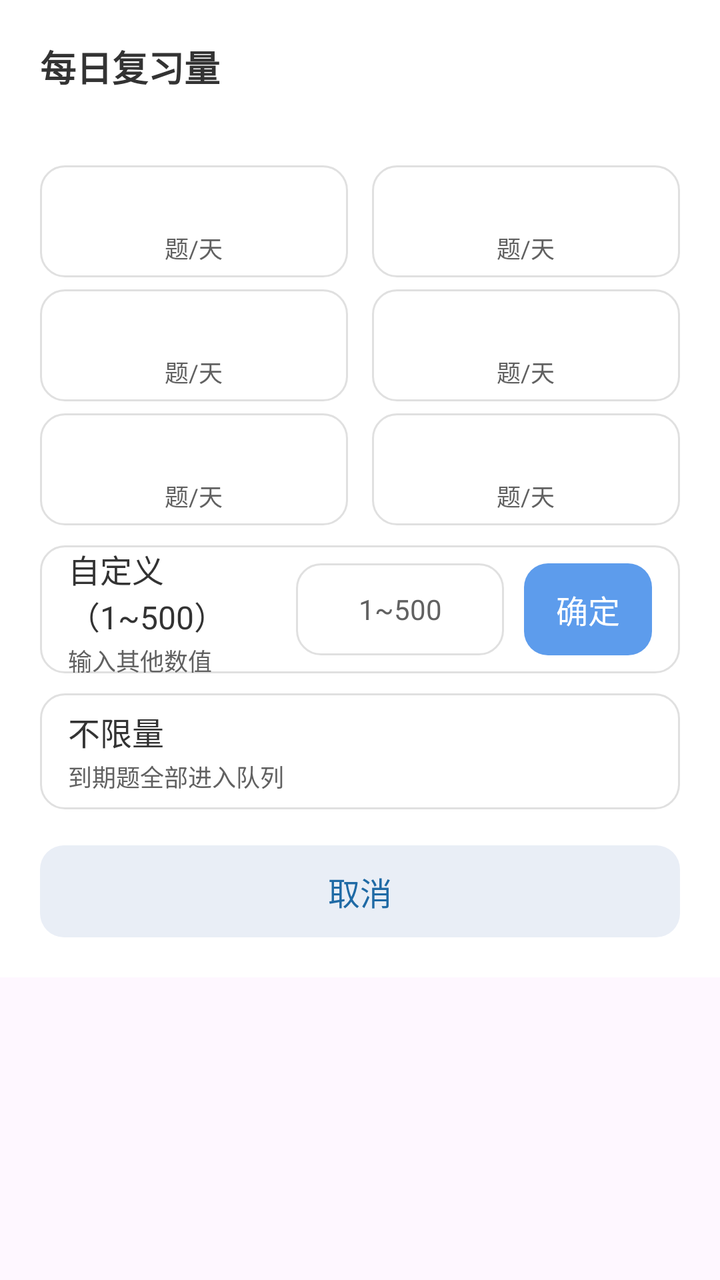
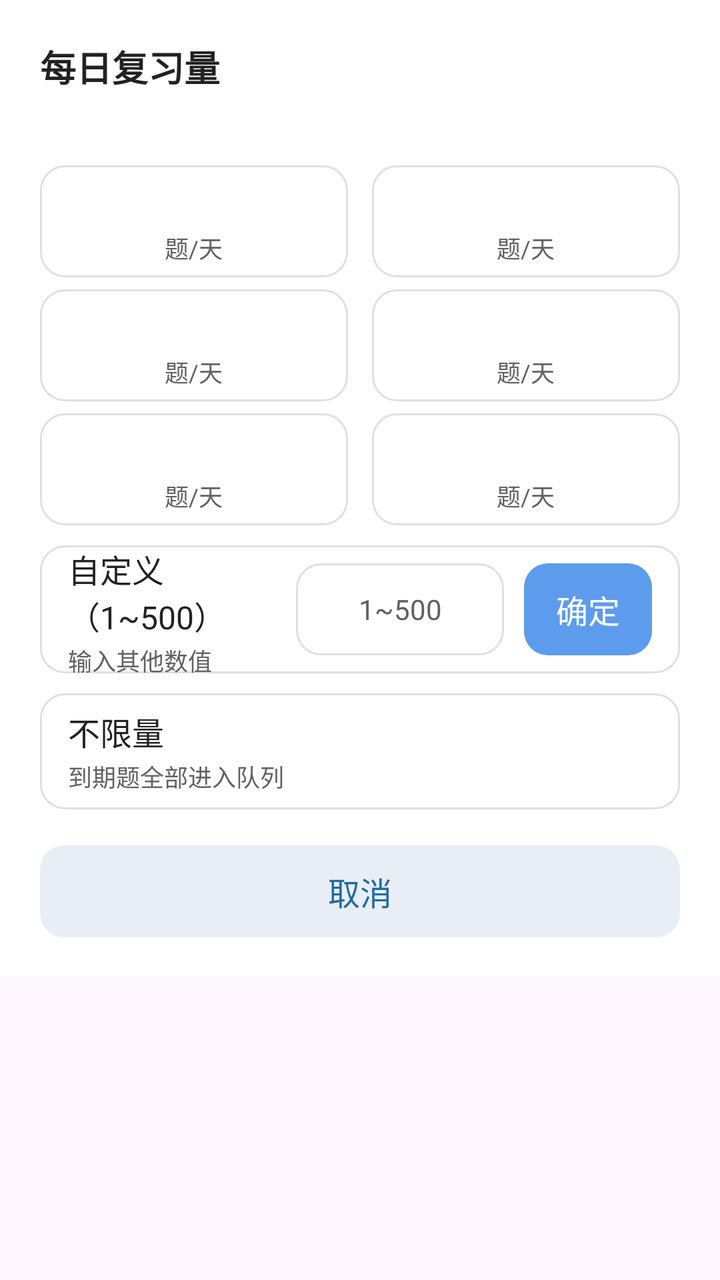

An Android layout rendered at two revisions. The XML below is the earlier revision; the diff shows what the commit changed to produce the second picture.
<!-- AndroidManifest.xml: application theme Theme.Demo -->
<!-- res/layout/dialog_budget.xml -->
<?xml version="1.0" encoding="utf-8"?>
<androidx.core.widget.NestedScrollView xmlns:android="http://schemas.android.com/apk/res/android"
    android:layout_width="match_parent"
    android:layout_height="wrap_content"
    android:fillViewport="false">

    <LinearLayout
        android:layout_width="match_parent"
        android:layout_height="wrap_content"
        android:orientation="vertical"
        android:background="@color/home_card"
        android:padding="20dp">

    <TextView
        android:id="@+id/tv_budget_title"
        android:layout_width="match_parent"
        android:layout_height="wrap_content"
        android:text="每日复习量"
        android:textSize="@dimen/text_size_title"
        android:textStyle="bold"
        android:textColor="@color/home_text_primary" />

    <TextView
        android:id="@+id/tv_budget_current"
        android:layout_width="match_parent"
        android:layout_height="wrap_content"
        android:layout_marginTop="4dp"
        android:textSize="@dimen/text_size_caption"
        android:textColor="@color/home_text_secondary" />

    
    <LinearLayout
        android:layout_width="match_parent"
        android:layout_height="wrap_content"
        android:orientation="horizontal"
        android:layout_marginTop="16dp">

        <LinearLayout
            android:id="@+id/chip_0"
            android:layout_width="0dp"
            android:layout_height="56dp"
            android:layout_weight="1"
            android:layout_marginEnd="6dp"
            android:orientation="vertical"
            android:gravity="center"
            android:background="@drawable/bg_budget_option_normal"
            android:clickable="true"
            android:focusable="true"
            android:foreground="?attr/selectableItemBackground">

            <TextView
                android:id="@+id/chip_num_0"
                android:layout_width="wrap_content"
                android:layout_height="wrap_content"
                android:textSize="@dimen/text_size_title"
                android:textStyle="bold"
                android:textColor="@color/home_text_primary" />

            <TextView
                android:layout_width="wrap_content"
                android:layout_height="wrap_content"
                android:layout_marginTop="2dp"
                android:text="题/天"
                android:textSize="@dimen/text_size_caption"
                android:textColor="@color/home_text_secondary" />
        </LinearLayout>

        <LinearLayout
            android:id="@+id/chip_1"
            android:layout_width="0dp"
            android:layout_height="56dp"
            android:layout_weight="1"
            android:layout_marginStart="6dp"
            android:orientation="vertical"
            android:gravity="center"
            android:background="@drawable/bg_budget_option_normal"
            android:clickable="true"
            android:focusable="true"
            android:foreground="?attr/selectableItemBackground">

            <TextView
                android:id="@+id/chip_num_1"
                android:layout_width="wrap_content"
                android:layout_height="wrap_content"
                android:textSize="@dimen/text_size_title"
                android:textStyle="bold"
                android:textColor="@color/home_text_primary" />

            <TextView
                android:layout_width="wrap_content"
                android:layout_height="wrap_content"
                android:layout_marginTop="2dp"
                android:text="题/天"
                android:textSize="@dimen/text_size_caption"
                android:textColor="@color/home_text_secondary" />
        </LinearLayout>
    </LinearLayout>

    <LinearLayout
        android:layout_width="match_parent"
        android:layout_height="wrap_content"
        android:orientation="horizontal"
        android:layout_marginTop="6dp">

        <LinearLayout
            android:id="@+id/chip_2"
            android:layout_width="0dp"
            android:layout_height="56dp"
            android:layout_weight="1"
            android:layout_marginEnd="6dp"
            android:orientation="vertical"
            android:gravity="center"
            android:background="@drawable/bg_budget_option_normal"
            android:clickable="true"
            android:focusable="true"
            android:foreground="?attr/selectableItemBackground">

            <TextView
                android:id="@+id/chip_num_2"
                android:layout_width="wrap_content"
                android:layout_height="wrap_content"
                android:textSize="@dimen/text_size_title"
                android:textStyle="bold"
                android:textColor="@color/home_text_primary" />

            <TextView
                android:layout_width="wrap_content"
                android:layout_height="wrap_content"
                android:layout_marginTop="2dp"
                android:text="题/天"
                android:textSize="@dimen/text_size_caption"
                android:textColor="@color/home_text_secondary" />
        </LinearLayout>

        <LinearLayout
            android:id="@+id/chip_3"
            android:layout_width="0dp"
            android:layout_height="56dp"
            android:layout_weight="1"
            android:layout_marginStart="6dp"
            android:orientation="vertical"
            android:gravity="center"
            android:background="@drawable/bg_budget_option_normal"
            android:clickable="true"
            android:focusable="true"
            android:foreground="?attr/selectableItemBackground">

            <TextView
                android:id="@+id/chip_num_3"
                android:layout_width="wrap_content"
                android:layout_height="wrap_content"
                android:textSize="@dimen/text_size_title"
                android:textStyle="bold"
                android:textColor="@color/home_text_primary" />

            <TextView
                android:layout_width="wrap_content"
                android:layout_height="wrap_content"
                android:layout_marginTop="2dp"
                android:text="题/天"
                android:textSize="@dimen/text_size_caption"
                android:textColor="@color/home_text_secondary" />
        </LinearLayout>
    </LinearLayout>

    <LinearLayout
        android:layout_width="match_parent"
        android:layout_height="wrap_content"
        android:orientation="horizontal"
        android:layout_marginTop="6dp">

        <LinearLayout
            android:id="@+id/chip_4"
            android:layout_width="0dp"
            android:layout_height="56dp"
            android:layout_weight="1"
            android:layout_marginEnd="6dp"
            android:orientation="vertical"
            android:gravity="center"
            android:background="@drawable/bg_budget_option_normal"
            android:clickable="true"
            android:focusable="true"
            android:foreground="?attr/selectableItemBackground">

            <TextView
                android:id="@+id/chip_num_4"
                android:layout_width="wrap_content"
                android:layout_height="wrap_content"
                android:textSize="@dimen/text_size_title"
                android:textStyle="bold"
                android:textColor="@color/home_text_primary" />

            <TextView
                android:layout_width="wrap_content"
                android:layout_height="wrap_content"
                android:layout_marginTop="2dp"
                android:text="题/天"
                android:textSize="@dimen/text_size_caption"
                android:textColor="@color/home_text_secondary" />
        </LinearLayout>

        <LinearLayout
            android:id="@+id/chip_5"
            android:layout_width="0dp"
            android:layout_height="56dp"
            android:layout_weight="1"
            android:layout_marginStart="6dp"
            android:orientation="vertical"
            android:gravity="center"
            android:background="@drawable/bg_budget_option_normal"
            android:clickable="true"
            android:focusable="true"
            android:foreground="?attr/selectableItemBackground">

            <TextView
                android:id="@+id/chip_num_5"
                android:layout_width="wrap_content"
                android:layout_height="wrap_content"
                android:textSize="@dimen/text_size_title"
                android:textStyle="bold"
                android:textColor="@color/home_text_primary" />

            <TextView
                android:layout_width="wrap_content"
                android:layout_height="wrap_content"
                android:layout_marginTop="2dp"
                android:text="题/天"
                android:textSize="@dimen/text_size_caption"
                android:textColor="@color/home_text_secondary" />
        </LinearLayout>
    </LinearLayout>

    
    <LinearLayout
        android:id="@+id/row_custom"
        android:layout_width="match_parent"
        android:layout_height="64dp"
        android:orientation="horizontal"
        android:gravity="center_vertical"
        android:layout_marginTop="10dp"
        android:paddingLeft="14dp"
        android:paddingRight="14dp"
        android:background="@drawable/bg_budget_option_normal"
        android:clickable="false"
        android:focusable="true"
        android:foreground="?attr/selectableItemBackground">

        <LinearLayout
            android:layout_width="0dp"
            android:layout_height="wrap_content"
            android:layout_weight="1"
            android:orientation="vertical">

            <TextView
                android:id="@+id/row_custom_title"
                android:layout_width="wrap_content"
                android:layout_height="wrap_content"
                android:text="自定义（1~500）"
                android:textSize="@dimen/text_size_emphasis"
                android:textColor="@color/home_text_primary" />

            <TextView
                android:id="@+id/row_custom_sub"
                android:layout_width="wrap_content"
                android:layout_height="wrap_content"
                android:layout_marginTop="2dp"
                android:text="输入其他数值"
                android:textSize="@dimen/text_size_caption"
                android:textColor="@color/home_text_secondary" />
        </LinearLayout>

        <EditText
            android:id="@+id/row_custom_input"
            android:layout_width="104dp"
            android:layout_height="46dp"
            android:gravity="center"
            android:inputType="number"
            android:maxLength="3"
            android:hint="1~500"
            android:textSize="@dimen/text_size_body"
            android:textColor="@color/home_text_primary"
            android:textColorHint="@color/home_text_secondary"
            android:background="@drawable/bg_budget_option_normal"
            android:paddingLeft="6dp"
            android:paddingRight="6dp" />

        <TextView
            android:id="@+id/btn_custom_confirm"
            android:layout_width="wrap_content"
            android:layout_height="46dp"
            android:layout_marginStart="10dp"
            android:paddingLeft="16dp"
            android:paddingRight="16dp"
            android:gravity="center"
            android:text="确定"
            android:textSize="@dimen/text_size_emphasis"
            android:textColor="@color/home_card"
            android:background="@drawable/bg_prompt_button"
            android:backgroundTint="@color/action_primary"
            android:clickable="true"
            android:focusable="true"
            android:foreground="?attr/selectableItemBackground" />
    </LinearLayout>

    
    <LinearLayout
        android:id="@+id/row_unlimited"
        android:layout_width="match_parent"
        android:layout_height="58dp"
        android:orientation="horizontal"
        android:gravity="center_vertical"
        android:layout_marginTop="10dp"
        android:paddingLeft="14dp"
        android:paddingRight="14dp"
        android:background="@drawable/bg_budget_option_normal"
        android:clickable="true"
        android:focusable="true"
        android:foreground="?attr/selectableItemBackground">

        <LinearLayout
            android:layout_width="0dp"
            android:layout_height="wrap_content"
            android:layout_weight="1"
            android:orientation="vertical">

            <TextView
                android:id="@+id/row_unlimited_title"
                android:layout_width="wrap_content"
                android:layout_height="wrap_content"
                android:text="不限量"
                android:textSize="@dimen/text_size_emphasis"
                android:textColor="@color/home_text_primary" />

            <TextView
                android:id="@+id/row_unlimited_sub"
                android:layout_width="wrap_content"
                android:layout_height="wrap_content"
                android:layout_marginTop="2dp"
                android:text="到期题全部进入队列"
                android:textSize="@dimen/text_size_caption"
                android:textColor="@color/home_text_secondary" />
        </LinearLayout>
    </LinearLayout>

    <TextView
        android:id="@+id/btn_budget_cancel"
        android:layout_width="match_parent"
        android:layout_height="46dp"
        android:layout_marginTop="18dp"
        android:background="@drawable/bg_prompt_button"
        android:backgroundTint="#E9EEF6"
        android:gravity="center"
        android:text="取消"
        android:textSize="@dimen/text_size_emphasis"
        android:textColor="@color/detail_primary"
        android:clickable="true"
        android:focusable="true" />

    </LinearLayout>

</androidx.core.widget.NestedScrollView>
<!-- resources referenced by this layout -->
<resources>
  <color name="action_primary">#5D9CEC</color>
  <color name="detail_primary">#1F6AA5</color>
  <color name="home_card">#FFFFFF</color>
  <color name="home_text_primary">#333333</color>
  <color name="home_text_secondary">#616161</color>
  <dimen name="text_size_body">14sp</dimen>
  <dimen name="text_size_caption">12sp</dimen>
  <dimen name="text_size_emphasis">16sp</dimen>
  <dimen name="text_size_title">18sp</dimen>
  <!-- drawable bg_budget_option_normal (drawable) -->
  <?xml version="1.0" encoding="utf-8"?>
  <shape xmlns:android="http://schemas.android.com/apk/res/android"
      android:shape="rectangle">
      <corners android:radius="@dimen/corner_control" />
      <solid android:color="@color/home_card" />
      <stroke android:width="1dp" android:color="@color/home_stroke" />
  </shape>
  <!-- drawable bg_prompt_button (drawable) -->
  <?xml version="1.0" encoding="utf-8"?>
  <shape xmlns:android="http://schemas.android.com/apk/res/android"
      android:shape="rectangle">
      <corners android:radius="@dimen/corner_control" />
      <solid android:color="#FFFFFF" />
  </shape>
  <style name="Theme.Demo" parent="Base.Theme.Demo" />
  <dimen name="corner_control">12dp</dimen>
  <color name="home_stroke">#E0E0E0</color>
  <style name="Base.Theme.Demo" parent="Theme.Material3.DayNight.NoActionBar">
          
          <item name="android:statusBarColor">@color/home_bg</item>
          <item name="android:windowLightStatusBar">true</item>
          <item name="android:navigationBarColor">@color/home_bg</item>
          <item name="android:windowLightNavigationBar" tools:targetApi="o_mr1">true</item>
          <item name="android:enforceNavigationBarContrast" tools:targetApi="q">false</item>
      </style>
  <color name="home_bg">@color/page_bg</color>
  <color name="page_bg">#F0F2F5</color>
</resources>

<!-- the commit's change to res/layout/dialog_budget.xml (unified diff, before → after) -->
@@ -18,7 +18,7 @@
         android:text="每日复习量"
         android:textSize="@dimen/text_size_title"
         android:textStyle="bold"
-        android:textColor="@color/home_text_primary" />
+        android:textColor="@color/text_primary" />
 
     <TextView
         android:id="@+id/tv_budget_current"
@@ -26,7 +26,7 @@
         android:layout_height="wrap_content"
         android:layout_marginTop="4dp"
         android:textSize="@dimen/text_size_caption"
-        android:textColor="@color/home_text_secondary" />
+        android:textColor="@color/text_secondary" />
 
     
     <LinearLayout
@@ -54,15 +54,15 @@
                 android:layout_height="wrap_content"
                 android:textSize="@dimen/text_size_title"
                 android:textStyle="bold"
-                android:textColor="@color/home_text_primary" />
-
-            <TextView
-                android:layout_width="wrap_content"
-                android:layout_height="wrap_content"
-                android:layout_marginTop="2dp"
-                android:text="题/天"
-                android:textSize="@dimen/text_size_caption"
-                android:textColor="@color/home_text_secondary" />
+                android:textColor="@color/text_primary" />
+
+            <TextView
+                android:layout_width="wrap_content"
+                android:layout_height="wrap_content"
+                android:layout_marginTop="2dp"
+                android:text="题/天"
+                android:textSize="@dimen/text_size_caption"
+                android:textColor="@color/text_secondary" />
         </LinearLayout>
 
         <LinearLayout
@@ -84,15 +84,15 @@
                 android:layout_height="wrap_content"
                 android:textSize="@dimen/text_size_title"
                 android:textStyle="bold"
-                android:textColor="@color/home_text_primary" />
-
-            <TextView
-                android:layout_width="wrap_content"
-                android:layout_height="wrap_content"
-                android:layout_marginTop="2dp"
-                android:text="题/天"
-                android:textSize="@dimen/text_size_caption"
-                android:textColor="@color/home_text_secondary" />
+                android:textColor="@color/text_primary" />
+
+            <TextView
+                android:layout_width="wrap_content"
+                android:layout_height="wrap_content"
+                android:layout_marginTop="2dp"
+                android:text="题/天"
+                android:textSize="@dimen/text_size_caption"
+                android:textColor="@color/text_secondary" />
         </LinearLayout>
     </LinearLayout>
 
@@ -121,15 +121,15 @@
                 android:layout_height="wrap_content"
                 android:textSize="@dimen/text_size_title"
                 android:textStyle="bold"
-                android:textColor="@color/home_text_primary" />
-
-            <TextView
-                android:layout_width="wrap_content"
-                android:layout_height="wrap_content"
-                android:layout_marginTop="2dp"
-                android:text="题/天"
-                android:textSize="@dimen/text_size_caption"
-                android:textColor="@color/home_text_secondary" />
+                android:textColor="@color/text_primary" />
+
+            <TextView
+                android:layout_width="wrap_content"
+                android:layout_height="wrap_content"
+                android:layout_marginTop="2dp"
+                android:text="题/天"
+                android:textSize="@dimen/text_size_caption"
+                android:textColor="@color/text_secondary" />
         </LinearLayout>
 
         <LinearLayout
@@ -151,15 +151,15 @@
                 android:layout_height="wrap_content"
                 android:textSize="@dimen/text_size_title"
                 android:textStyle="bold"
-                android:textColor="@color/home_text_primary" />
-
-            <TextView
-                android:layout_width="wrap_content"
-                android:layout_height="wrap_content"
-                android:layout_marginTop="2dp"
-                android:text="题/天"
-                android:textSize="@dimen/text_size_caption"
-                android:textColor="@color/home_text_secondary" />
+                android:textColor="@color/text_primary" />
+
+            <TextView
+                android:layout_width="wrap_content"
+                android:layout_height="wrap_content"
+                android:layout_marginTop="2dp"
+                android:text="题/天"
+                android:textSize="@dimen/text_size_caption"
+                android:textColor="@color/text_secondary" />
         </LinearLayout>
     </LinearLayout>
 
@@ -188,15 +188,15 @@
                 android:layout_height="wrap_content"
                 android:textSize="@dimen/text_size_title"
                 android:textStyle="bold"
-                android:textColor="@color/home_text_primary" />
-
-            <TextView
-                android:layout_width="wrap_content"
-                android:layout_height="wrap_content"
-                android:layout_marginTop="2dp"
-                android:text="题/天"
-                android:textSize="@dimen/text_size_caption"
-                android:textColor="@color/home_text_secondary" />
+                android:textColor="@color/text_primary" />
+
+            <TextView
+                android:layout_width="wrap_content"
+                android:layout_height="wrap_content"
+                android:layout_marginTop="2dp"
+                android:text="题/天"
+                android:textSize="@dimen/text_size_caption"
+                android:textColor="@color/text_secondary" />
         </LinearLayout>
 
         <LinearLayout
@@ -218,15 +218,15 @@
                 android:layout_height="wrap_content"
                 android:textSize="@dimen/text_size_title"
                 android:textStyle="bold"
-                android:textColor="@color/home_text_primary" />
-
-            <TextView
-                android:layout_width="wrap_content"
-                android:layout_height="wrap_content"
-                android:layout_marginTop="2dp"
-                android:text="题/天"
-                android:textSize="@dimen/text_size_caption"
-                android:textColor="@color/home_text_secondary" />
+                android:textColor="@color/text_primary" />
+
+            <TextView
+                android:layout_width="wrap_content"
+                android:layout_height="wrap_content"
+                android:layout_marginTop="2dp"
+                android:text="题/天"
+                android:textSize="@dimen/text_size_caption"
+                android:textColor="@color/text_secondary" />
         </LinearLayout>
     </LinearLayout>
 
@@ -257,7 +257,7 @@
                 android:layout_height="wrap_content"
                 android:text="自定义（1~500）"
                 android:textSize="@dimen/text_size_emphasis"
-                android:textColor="@color/home_text_primary" />
+                android:textColor="@color/text_primary" />
 
             <TextView
                 android:id="@+id/row_custom_sub"
@@ -266,7 +266,7 @@
                 android:layout_marginTop="2dp"
                 android:text="输入其他数值"
                 android:textSize="@dimen/text_size_caption"
-                android:textColor="@color/home_text_secondary" />
+                android:textColor="@color/text_secondary" />
         </LinearLayout>
 
         <EditText
@@ -278,8 +278,8 @@
             android:maxLength="3"
             android:hint="1~500"
             android:textSize="@dimen/text_size_body"
-            android:textColor="@color/home_text_primary"
-            android:textColorHint="@color/home_text_secondary"
+            android:textColor="@color/text_primary"
+            android:textColorHint="@color/text_secondary"
             android:background="@drawable/bg_budget_option_normal"
             android:paddingLeft="6dp"
             android:paddingRight="6dp" />
@@ -329,7 +329,7 @@
                 android:layout_height="wrap_content"
                 android:text="不限量"
                 android:textSize="@dimen/text_size_emphasis"
-                android:textColor="@color/home_text_primary" />
+                android:textColor="@color/text_primary" />
 
             <TextView
                 android:id="@+id/row_unlimited_sub"
@@ -338,7 +338,7 @@
                 android:layout_marginTop="2dp"
                 android:text="到期题全部进入队列"
                 android:textSize="@dimen/text_size_caption"
-                android:textColor="@color/home_text_secondary" />
+                android:textColor="@color/text_secondary" />
         </LinearLayout>
     </LinearLayout>
 
<!-- resource entries referenced after the edit -->
@@ -3,8 +3,8 @@
   <color name="action_primary">#5D9CEC</color>
   <color name="detail_primary">#1F6AA5</color>
   <color name="home_card">#FFFFFF</color>
-  <color name="home_text_primary">#333333</color>
-  <color name="home_text_secondary">#616161</color>
+  <color name="text_primary">#222222</color>
+  <color name="text_secondary">#616161</color>
   <dimen name="text_size_body">14sp</dimen>
   <dimen name="text_size_caption">12sp</dimen>
   <dimen name="text_size_emphasis">16sp</dimen>
@@ -15,7 +15,7 @@
       android:shape="rectangle">
       <corners android:radius="@dimen/corner_control" />
       <solid android:color="@color/home_card" />
-      <stroke android:width="1dp" android:color="@color/home_stroke" />
+      <stroke android:width="1dp" android:color="@color/divider" />
   </shape>
   <!-- drawable bg_prompt_button (drawable) -->
   <?xml version="1.0" encoding="utf-8"?>
@@ -26,7 +26,7 @@
   </shape>
   <style name="Theme.Demo" parent="Base.Theme.Demo" />
   <dimen name="corner_control">12dp</dimen>
-  <color name="home_stroke">#E0E0E0</color>
+  <color name="divider">#E0E0E0</color>
   <style name="Base.Theme.Demo" parent="Theme.Material3.DayNight.NoActionBar">
           
           <item name="android:statusBarColor">@color/home_bg</item>
